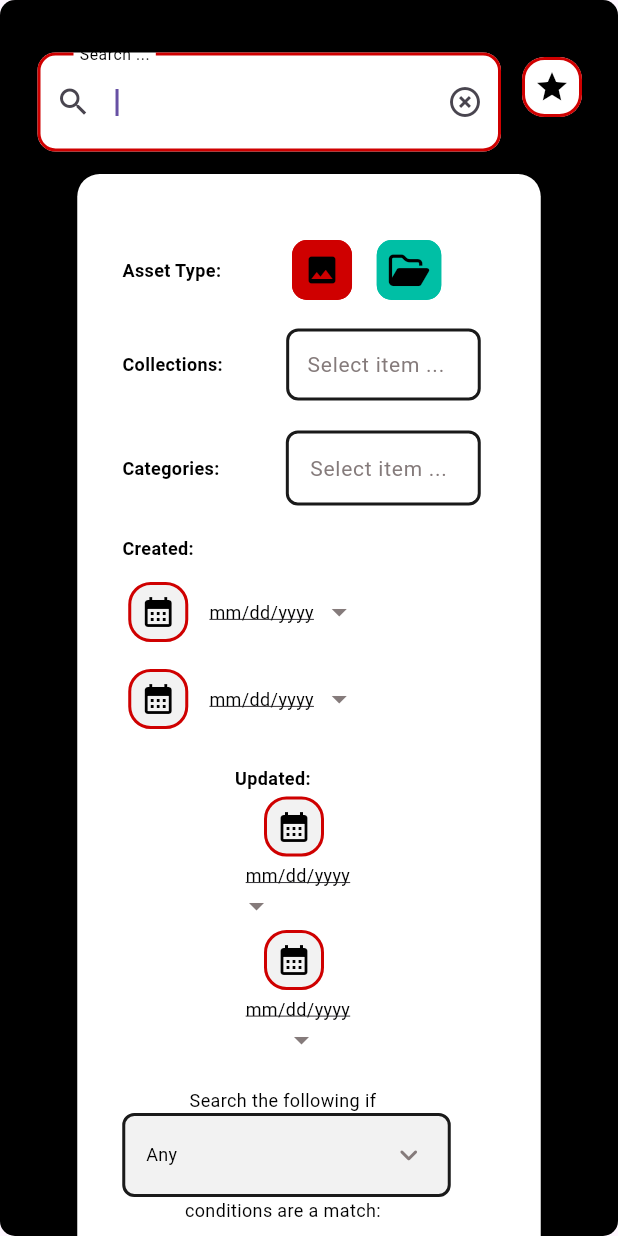
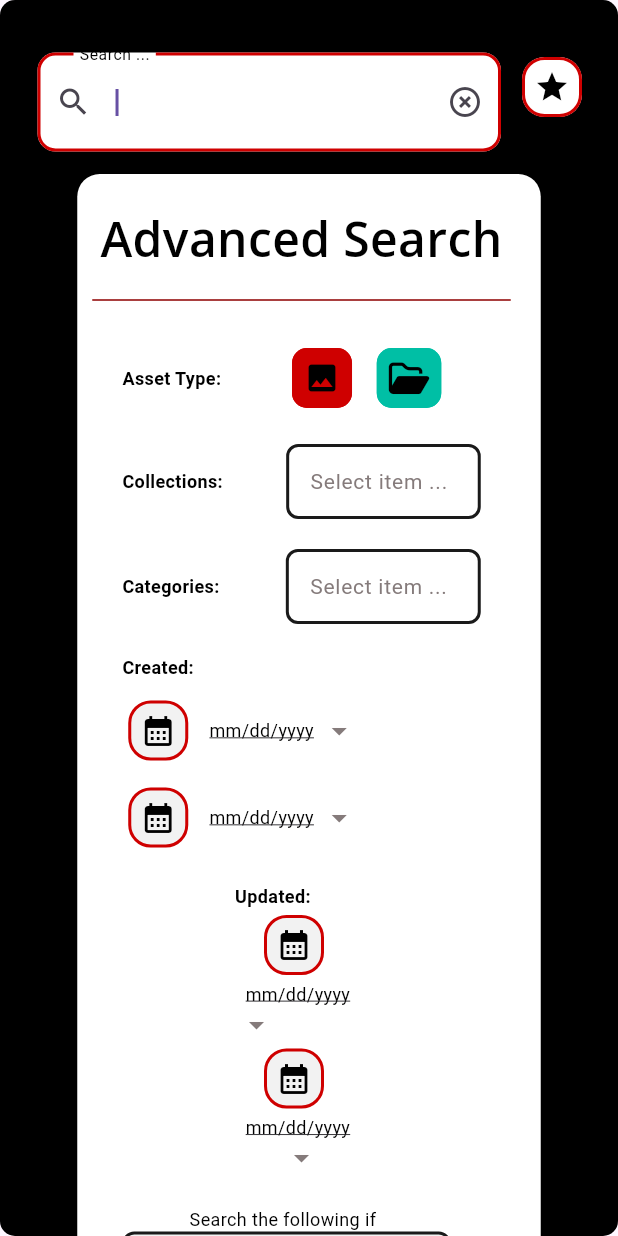
Before and after one commit to kevinlawrenceking/tmz_mam_flutter, a Flutter app: the AdvancedSearchWindowWidget widget shown alone on an empty page, opened directly, on a phone screen of 412 x 824 dp. Run offline on Flutter 3.47's test engine with Material 3 defaults, Android fonts, the phone set to English and light mode, and no system bars; our stand-ins replace auto_size_text, data_table_2, dropdown_button2, equatable, flutter_animate, flutter_secure_storage and 6 more; missing offline and left inert: json_path, mime_type; accounts and stored records are empty; network calls fail.

Commit message:
Fixing actions menu 2

```diff
--- a/lib/advanced_search_window_widget.dart
+++ b/lib/advanced_search_window_widget.dart
@@ -114,8 +114,6 @@ class _AdvancedSearchWindowWidgetState
                       ),
                       child: Stack(
                         children: [
-
-
                           Padding(
                             padding: EdgeInsetsDirectional.fromSTEB(
                                 10.0, 20.0, 20.0, 0.0),
@@ -123,20 +121,21 @@ class _AdvancedSearchWindowWidgetState
                               child: Column(
                                 mainAxisSize: MainAxisSize.max,
                                 children: [
-
-
-
-
-
-
-
-
-
-
-
-
-
-
+                                  Padding(
+                                    padding: EdgeInsetsDirectional.fromSTEB(
+                                        0.0, 0.0, 0.0, 10.0),
+                                    child: Text(
+                                      'Advanced Search',
+                                      textAlign: TextAlign.center,
+                                      style: FlutterFlowTheme.of(context)
+                                          .headlineLarge,
+                                    ),
+                                  ),
+                                  Divider(
+                                    thickness: 1.0,
+                                    color:
+                                        FlutterFlowTheme.of(context).tertiary,
+                                  ),
                                   Padding(
                                     padding: EdgeInsetsDirectional.fromSTEB(
                                         0.0, 20.0, 0.0, 0.0),
@@ -166,31 +165,6 @@ class _AdvancedSearchWindowWidgetState
                                                 ),
                                           ),
                                         ),
-
-
-
-
-
-
-
-
-
-
-
-
-
-
-
-
-
-
-
-
-
-
-
-
-
                                         Padding(
                                           padding:
                                               EdgeInsetsDirectional.fromSTEB(
@@ -242,7 +216,7 @@ class _AdvancedSearchWindowWidgetState
                                   ),
                                   Padding(
                                     padding: EdgeInsetsDirectional.fromSTEB(
-                                        0.0, 15.0, 0.0, 0.0),
+                                        0.0, 20.0, 0.0, 0.0),
                                     child: Row(
 
                                       children: [
@@ -269,81 +243,83 @@ class _AdvancedSearchWindowWidgetState
                                                 ),
                                           ),
                                         ),
-
-
-
-
-
-
-
-
-
-
-
-
-
                                         Expanded(
                                           child: Padding(
-    padding: EdgeInsetsDirectional.fromSTEB(0.0, 0.0, 20.0, 0.0),
+                                            padding:
+                                                EdgeInsetsDirectional.fromSTEB(
+                                                    0.0, 0.0, 20.0, 0.0),
                                             child: TextFormField(
-      controller: _model.textController1,
-      focusNode: _model.textFieldFocusNode1,
+                                              controller:
+                                                  _model.textController1,
+                                              focusNode:
+                                                  _model.textFieldFocusNode1,
                                               autofocus: true,
                                               obscureText: false,
                                               decoration: InputDecoration(
                                                 labelText: 'Select item ...',
-        labelStyle: FlutterFlowTheme.of(context).labelMedium,
-        hintStyle: FlutterFlowTheme.of(context).labelMedium,
-        enabledBorder: OutlineInputBorder(
+                                                labelStyle:
+                                                    FlutterFlowTheme.of(context)
+                                                        .labelMedium,
+                                                hintStyle:
+                                                    FlutterFlowTheme.of(context)
+                                                        .labelMedium,
+                                                enabledBorder:
+                                                    OutlineInputBorder(
                                                   borderSide: BorderSide(
-            color: FlutterFlowTheme.of(context).alternate,
+                                                    color: FlutterFlowTheme.of(
+                                                            context)
+                                                        .alternate,
                                                     width: 2.0,
                                                   ),
-          borderRadius: BorderRadius.circular(8.0),
-        ),
-        focusedBorder: OutlineInputBorder(
+                                                  borderRadius:
+                                                      BorderRadius.circular(
+                                                          8.0),
+                                                ),
+                                                focusedBorder:
+                                                    OutlineInputBorder(
                                                   borderSide: BorderSide(
-            color: FlutterFlowTheme.of(context).primary,
+                                                    color: FlutterFlowTheme.of(
+                                                            context)
+                                                        .primary,
                                                     width: 2.0,
                                                   ),
-          borderRadius: BorderRadius.circular(8.0),
+                                                  borderRadius:
+                                                      BorderRadius.circular(
+                                                          8.0),
                                                 ),
                                                 errorBorder: OutlineInputBorder(
                                                   borderSide: BorderSide(
-            color: FlutterFlowTheme.of(context).error,
+                                                    color: FlutterFlowTheme.of(
+                                                            context)
+                                                        .error,
                                                     width: 2.0,
                                                   ),
-          borderRadius: BorderRadius.circular(8.0),
-        ),
-        focusedErrorBorder: OutlineInputBorder(
+                                                  borderRadius:
+                                                      BorderRadius.circular(
+                                                          8.0),
+                                                ),
+                                                focusedErrorBorder:
+                                                    OutlineInputBorder(
                                                   borderSide: BorderSide(
-            color: FlutterFlowTheme.of(context).error,
+                                                    color: FlutterFlowTheme.of(
+                                                            context)
+                                                        .error,
                                                     width: 2.0,
                                                   ),
-          borderRadius: BorderRadius.circular(8.0),
-        ),
-        contentPadding: EdgeInsets.symmetric(vertical: 10.0, horizontal: 10.0), // Adjust padding here
-      ),
-      style: FlutterFlowTheme.of(context).bodySmall,
-      validator: _model.textController1Validator.asValidator(context),
-    ),
-  ),
-),
-
-
-
-
-
-
-
-
-
-
-
-
-
-
-
+                                                  borderRadius:
+                                                      BorderRadius.circular(
+                                                          8.0),
+                                                ),
+                                              ),
+                                              style:
+                                                  FlutterFlowTheme.of(context)
+                                                      .bodySmall,
+                                              validator: _model
+                                                  .textController1Validator
+                                                  .asValidator(context),
+                                            ),
+                                          ),
+                                        ),
                                       ],
                                     ),
                                   ),
@@ -2495,7 +2471,7 @@ class _AdvancedSearchWindowWidgetState
                                                 _model.dropDownValue3 = val),
                                             width: MediaQuery.sizeOf(context)
                                                     .width *
-                                                0.15,
+                                                0.08,
                                        height:40.0,
                                             textStyle:
                                                 FlutterFlowTheme.of(context)
@@ -2544,7 +2520,7 @@ class _AdvancedSearchWindowWidgetState
                                                 _model.dropDownValue4 = val),
                                             width: MediaQuery.sizeOf(context)
                                                     .width *
-                                                0.15,
+                                                0.10,
                                             height: 40.0,
                                             textStyle:
                                                 FlutterFlowTheme.of(context)
@@ -2584,7 +2560,7 @@ class _AdvancedSearchWindowWidgetState
                                                 _model.dropDownValue5 = val),
                                             width: MediaQuery.sizeOf(context)
                                                     .width *
-                                                0.15,
+                                                0.10,
                                              height: 40.0,
                                             textStyle:
                                                 FlutterFlowTheme.of(context)
--- a/lib/components/main_page_control_bar2_widget.dart
+++ b/lib/components/main_page_control_bar2_widget.dart
@@ -57,6 +57,8 @@ Widget build(BuildContext context) {
           ),
         ),
 GestureDetector(
+
+
 onTap: () {
   showGeneralDialog(
     context: context,
@@ -68,7 +70,11 @@ GestureDetector(
       // Modal content
       return Align(
         alignment: Alignment.bottomLeft, // Aligns the modal to the bottom left
+        child: Container(
+          height: MediaQuery.of(context).size.height, // Set height to full screen height
           child: ActionsDropDownMenuAssetsWidget(), // Your custom widget
+          // Optionally, set width or other properties as needed
+        ),
       );
     },
     transitionBuilder: (context, animation, secondaryAnimation, child) {
@@ -83,6 +89,25 @@ GestureDetector(
     },
   );
 },
+
+
+
+
+
+
+
+
+
+
+
+
+
+
+
+
+
+
+
   child: FaIcon(
     FontAwesomeIcons.ellipsis,
     color: FlutterFlowTheme.of(context).primaryText,
--- a/lib/components/main_page_control_bar_widget.dart
+++ b/lib/components/main_page_control_bar_widget.dart
@@ -71,7 +71,7 @@ class _MainPageControlBarWidgetState extends State<MainPageControlBarWidget> {
                         EdgeInsetsDirectional.fromSTEB(30.0, 0.0, 30.0, 0.0),
                     child: FFButtonWidget(
                       onPressed: _launchURL, // Use the _launchURL method when the button is pressed
-  text: 'Upload',
+  text: 'Uploadz',
                       icon: Icon(
                         Icons.file_upload_outlined,
                         size: 15.0,
--- a/lib/search_screen.dart
+++ b/lib/search_screen.dart
@@ -80,8 +80,7 @@ drawer: Container(
                   child: SearchBarWidget(),
                 ),
                 MainPageControlBarWidget(),
-                MainPageControlBar2Widget(updateLimitCallback: updateLimit,
-  totalRecords: 0 )// Pass the correct value here),
+                MainPageControlBar2Widget(updateLimitCallback: updateLimit)// Pass the correct value here),
           ,
 FutureBuilder<InventoryResponse>(
   future: fetchInventory(limit, offset),
```
Also changed, not shown: pubspec.lock. Lines whose indentation alone changed are shown as unchanged.
